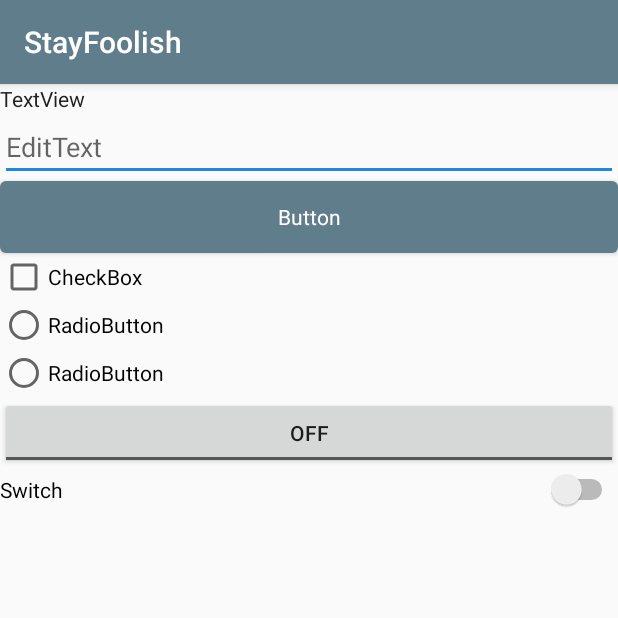
After one commit to InSightSuen/StayFoolish, an Android app: the UnifyStyleActivity screen opened directly, with no data from a screen before it, on a phone screen of 412 x 824 dp, the top half of it. The commit adds this screen. Run offline under Robolectric (Android 15) with nearby library versions, the phone set to English and light mode, and no system bars.

Commit message:
Create activity for test

```diff
--- a/app/src/main/AndroidManifest.xml
+++ b/app/src/main/AndroidManifest.xml
@@ -22,6 +22,7 @@
         <activity android:name=".ui.image.GalleryActivity"/>
         <activity android:name=".ui.toast.ToastActivity"/>
         <activity android:name=".ui.blur.BlurActivity"/>
+        <activity android:name=".ui.style.UnifyStyleActivity"/>
     </application>
 
 </manifest>
--- a/app/src/main/java/com/insightsuen/stayfoolish/ui/main/MainActivity.java
+++ b/app/src/main/java/com/insightsuen/stayfoolish/ui/main/MainActivity.java
@@ -8,6 +8,7 @@ import com.insightsuen.stayfoolish.R;
 import com.insightsuen.stayfoolish.base.BaseActivity;
 import com.insightsuen.stayfoolish.ui.blur.BlurActivity;
 import com.insightsuen.stayfoolish.ui.drag.DragActivity;
+import com.insightsuen.stayfoolish.ui.style.UnifyStyleActivity;
 import com.insightsuen.stayfoolish.ui.toast.ToastActivity;
 
 /**
@@ -32,4 +33,8 @@ public class MainActivity extends BaseActivity {
     public void onClickBlur(View view) {
         BlurActivity.start(this);
     }
+
+    public void onClickUnifyStyle(View view) {
+        UnifyStyleActivity.start(this);
+    }
 }
--- /dev/null
+++ b/app/src/main/java/com/insightsuen/stayfoolish/ui/style/UnifyStyleActivity.java
@@ -0,0 +1,27 @@
+package com.insightsuen.stayfoolish.ui.style;
+
+import android.content.Context;
+import android.content.Intent;
+import android.os.Bundle;
+import android.support.annotation.Nullable;
+
+import com.insightsuen.stayfoolish.R;
+import com.insightsuen.stayfoolish.base.BaseActivity;
+
+/**
+ * Created by InSight Suen on 2017/8/7.
+ */
+
+public class UnifyStyleActivity extends BaseActivity {
+
+    public static void start(Context context) {
+        Intent starter = new Intent(context, UnifyStyleActivity.class);
+        context.startActivity(starter);
+    }
+
+    @Override
+    protected void onCreate(@Nullable Bundle savedInstanceState) {
+        super.onCreate(savedInstanceState);
+        setContentView(R.layout.activity_unify_style);
+    }
+}
--- a/app/src/main/res/layout/activity_main.xml
+++ b/app/src/main/res/layout/activity_main.xml
@@ -25,4 +25,11 @@
         android:onClick="onClickBlur"
         android:text="@string/btn_blur"/>
 
+    <Button
+        android:layout_width="match_parent"
+        android:layout_height="wrap_content"
+        android:layout_margin="4dp"
+        android:onClick="onClickUnifyStyle"
+        android:text="@string/btn_unify_style"/>
+
 </LinearLayout>
--- /dev/null
+++ b/app/src/main/res/layout/activity_unify_style.xml
@@ -0,0 +1,54 @@
+<?xml version="1.0" encoding="utf-8"?>
+<LinearLayout xmlns:android="http://schemas.android.com/apk/res/android"
+    android:layout_width="match_parent"
+    android:layout_height="match_parent"
+    android:orientation="vertical">
+
+    <TextView
+        android:layout_width="match_parent"
+        android:layout_height="wrap_content"
+        android:text="TextView"/>
+
+    <EditText
+        android:layout_width="match_parent"
+        android:layout_height="wrap_content"
+        android:hint="EditText"/>
+
+    <Button
+        android:layout_width="match_parent"
+        android:layout_height="wrap_content"
+        android:text="Button"/>
+
+    <CheckBox
+        android:layout_width="match_parent"
+        android:layout_height="wrap_content"
+        android:text="CheckBox"/>
+
+    <RadioGroup
+        android:layout_width="match_parent"
+        android:layout_height="wrap_content">
+
+        <RadioButton
+            android:layout_width="match_parent"
+            android:layout_height="wrap_content"
+            android:text="RadioButton"/>
+
+        <RadioButton
+            android:layout_width="match_parent"
+            android:layout_height="wrap_content"
+            android:text="RadioButton"/>
+
+    </RadioGroup>
+
+
+    <ToggleButton
+        android:layout_width="match_parent"
+        android:layout_height="wrap_content"
+        android:text="ToggleButton"/>
+
+    <Switch
+        android:layout_width="match_parent"
+        android:layout_height="wrap_content"
+        android:text="Switch"/>
+
+</LinearLayout>
--- a/app/src/main/res/values/strings.xml
+++ b/app/src/main/res/values/strings.xml
@@ -4,5 +4,6 @@
     <string name="btn_drag_and_drop">Drag and Drop</string>
     <string name="btn_toast">Toast</string>
     <string name="btn_blur">Blur</string>
+    <string name="btn_unify_style">Unify Style</string>
     <string name="btn_gallery">Gallery</string>
 </resources>
```
